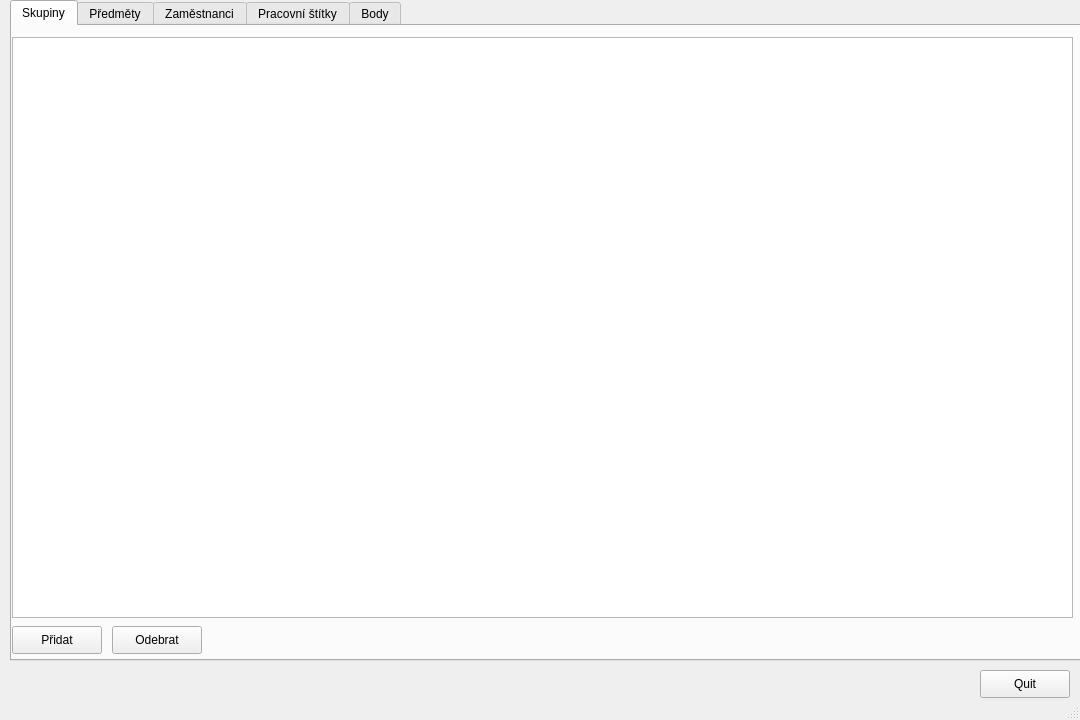
Old version of the form App/Qt/GUI.ui in the repository AleshR/AP8PO.
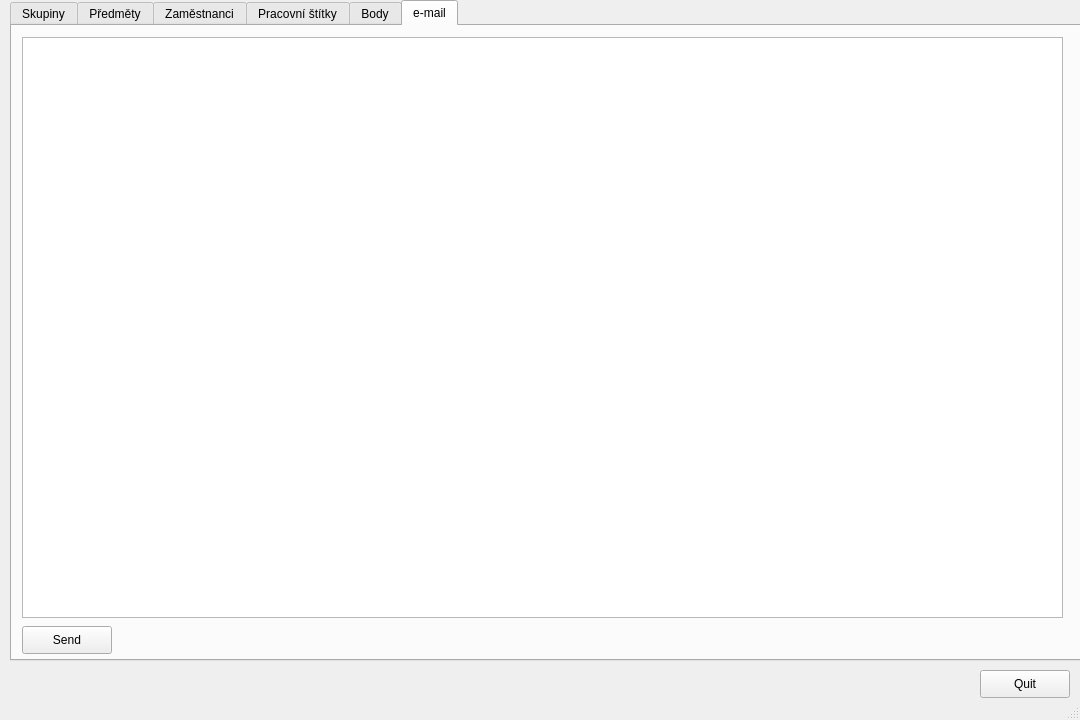
New version of the form.

What changed in the file:
```diff
--- a/App/Qt/GUI.ui
+++ b/App/Qt/GUI.ui
@@ -40,7 +40,7 @@
      </rect>
     </property>
     <property name="currentIndex">
-     <number>0</number>
+     <number>5</number>
     </property>
     <widget class="QWidget" name="groups_tab">
      <attribute name="title">
@@ -210,6 +210,44 @@
      <attribute name="title">
       <string>Body</string>
      </attribute>
+     <widget class="QColumnView" name="columnView">
+      <property name="geometry">
+       <rect>
+        <x>10</x>
+        <y>10</y>
+        <width>1051</width>
+        <height>611</height>
+       </rect>
+      </property>
+     </widget>
+    </widget>
+    <widget class="QWidget" name="email_tab">
+     <attribute name="title">
+      <string>e-mail</string>
+     </attribute>
+     <widget class="QPushButton" name="send_emails">
+      <property name="geometry">
+       <rect>
+        <x>10</x>
+        <y>600</y>
+        <width>90</width>
+        <height>28</height>
+       </rect>
+      </property>
+      <property name="text">
+       <string>Send</string>
+      </property>
+     </widget>
+     <widget class="QColumnView" name="email_list">
+      <property name="geometry">
+       <rect>
+        <x>10</x>
+        <y>11</y>
+        <width>1041</width>
+        <height>581</height>
+       </rect>
+      </property>
+     </widget>
     </widget>
    </widget>
   </widget>
```
Left out of the diff: 10 changed lines with no effect on the pictures.
